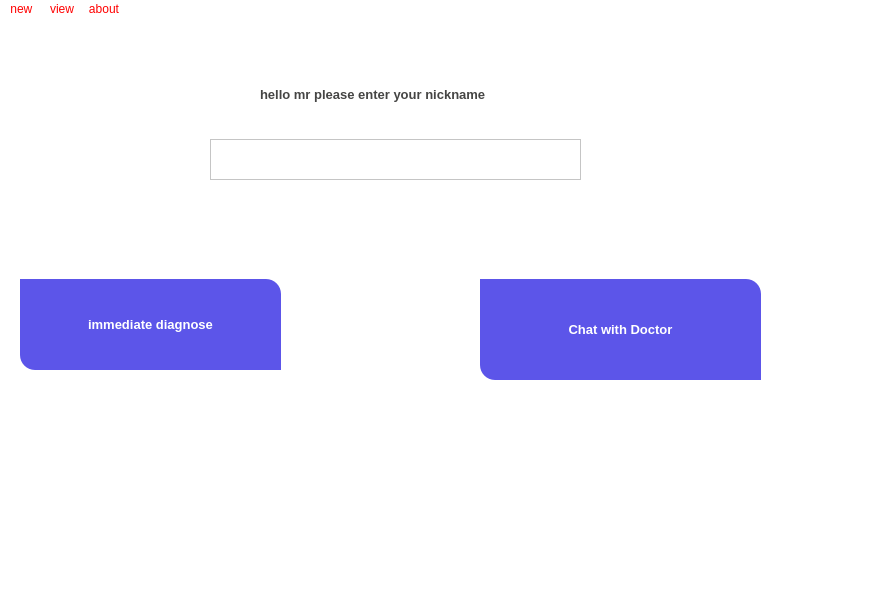
This is main.ui in moheb432/tcp_server as Qt 5 draws it before an edit. The edited form follows.
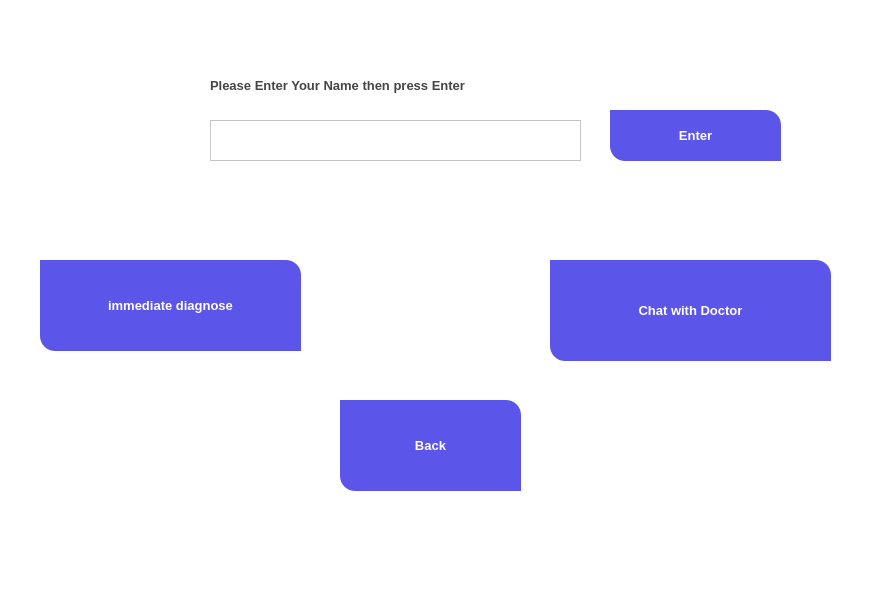
This is the edited form. Icons and pictures are not drawn.

The edit to the form file:
```diff
--- a/main.ui
+++ b/main.ui
@@ -482,7 +482,7 @@
    <widget class="QPushButton" name="diagnose">
     <property name="geometry">
      <rect>
-      <x>20</x>
+      <x>40</x>
       <y>260</y>
       <width>261</width>
       <height>91</height>
@@ -495,7 +495,7 @@
    <widget class="QPushButton" name="chat">
     <property name="geometry">
      <rect>
-      <x>480</x>
+      <x>550</x>
       <y>260</y>
       <width>281</width>
       <height>101</height>
@@ -531,46 +531,42 @@
    <widget class="QLabel" name="label_2">
     <property name="geometry">
      <rect>
-      <x>260</x>
-      <y>60</y>
-      <width>251</width>
+      <x>210</x>
+      <y>70</y>
+      <width>371</width>
       <height>31</height>
      </rect>
     </property>
     <property name="text">
-     <string>hello mr please enter your nickname</string>
+     <string>Please Enter Your Name then press Enter</string>
     </property>
    </widget>
-  </widget>
-  <widget class="QMenuBar" name="menubar">
-   <property name="geometry">
-    <rect>
-     <x>0</x>
-     <y>0</y>
-     <width>887</width>
-     <height>26</height>
-    </rect>
-   </property>
-   <widget class="QMenu" name="menunew">
-    <property name="title">
-     <string>new </string>
+   <widget class="QPushButton" name="back">
+    <property name="geometry">
+     <rect>
+      <x>340</x>
+      <y>400</y>
+      <width>181</width>
+      <height>91</height>
+     </rect>
     </property>
-    <addaction name="actionback"/>
-    <addaction name="actionsave"/>
-   </widget>
-   <widget class="QMenu" name="menuview">
-    <property name="title">
-     <string>view</string>
+    <property name="text">
+     <string>Back</string>
     </property>
    </widget>
-   <widget class="QMenu" name="menuabout">
-    <property name="title">
-     <string>about</string>
+   <widget class="QPushButton" name="enterName">
+    <property name="geometry">
+     <rect>
+      <x>610</x>
+      <y>110</y>
+      <width>171</width>
+      <height>51</height>
+     </rect>
     </property>
+    <property name="text">
+     <string>Enter</string>
+    </property>
    </widget>
-   <addaction name="menunew"/>
-   <addaction name="menuview"/>
-   <addaction name="menuabout"/>
   </widget>
   <widget class="QStatusBar" name="statusbar"/>
   <action name="actionback">
```
Left out of the diff: 7 changed lines with no effect on the pictures.
